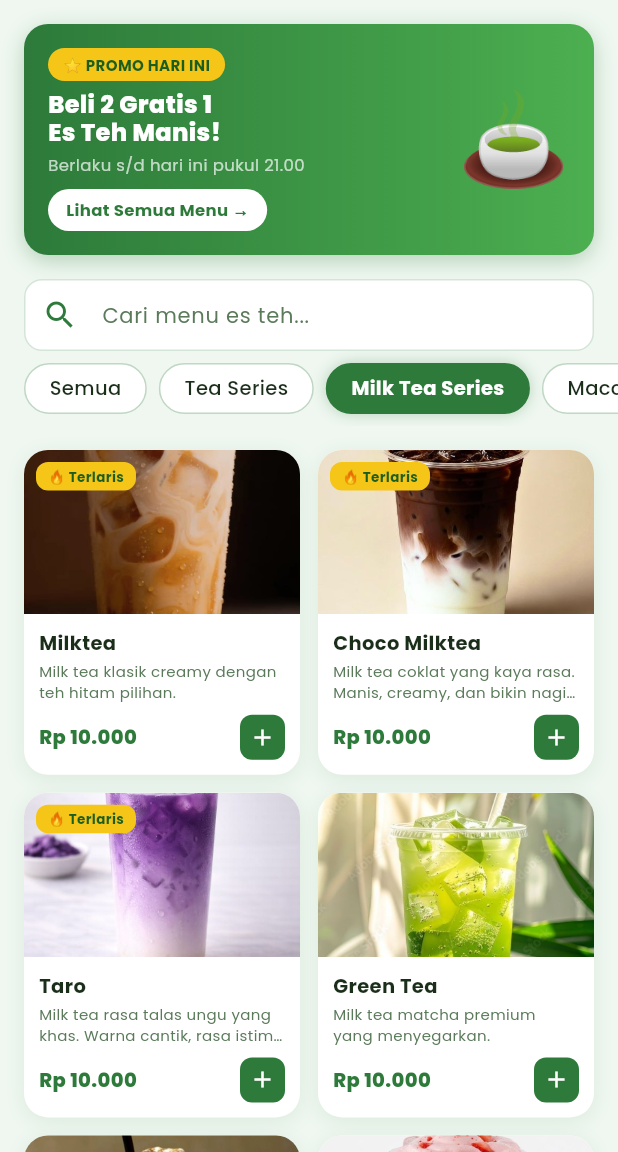
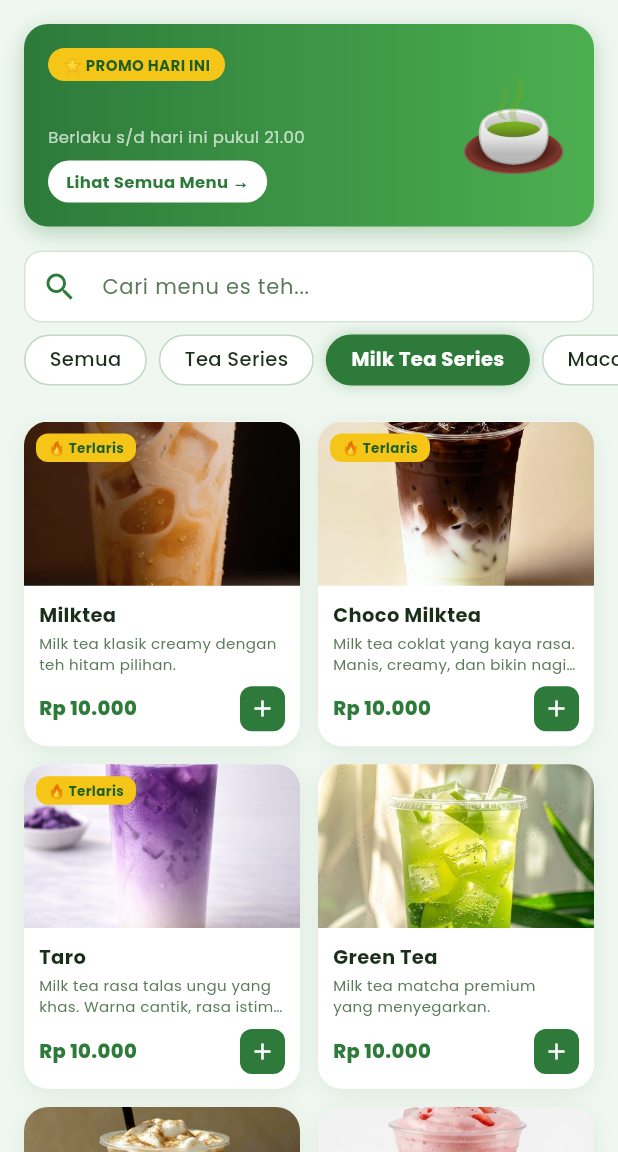
Before and after one commit to samratulwara/esteh_nusantara, a Flutter app: the screen it shows after launch, after a tap on "Milk Tea Series", on a phone screen of 412 x 824 dp, the part 84-1236 px from its top. Run offline on Flutter 3.47's test engine with Material 3 defaults, Android fonts, the phone set to English and light mode, and no system bars; our stand-ins replace google_fonts.

Commit message:
edit text

```diff
--- a/lib/screens/home_screen.dart
+++ b/lib/screens/home_screen.dart
@@ -150,7 +150,7 @@ class _HomeScreenState extends State<HomeScreen> {
                 ),
                 const SizedBox(height: 6),
                 Text(
-                  'Beli 2 Gratis 1\nEs Teh Manis!',
+                  '',
                   style: GoogleFonts.poppins(
                     fontSize: 16,
                     fontWeight: FontWeight.w800,
--- a/lib/screens/splash_screen.dart
+++ b/lib/screens/splash_screen.dart
@@ -128,7 +128,7 @@ class _SplashScreenState extends State<SplashScreen>
                       borderRadius: BorderRadius.circular(20),
                     ),
                     child: Text(
-                      '🌿 Segar dari Alam Nusantara',
+                      '🌿 Aslinya tehNusantara',
                       style: GoogleFonts.poppins(
                         fontSize: 13,
                         color: Colors.white70,
```
